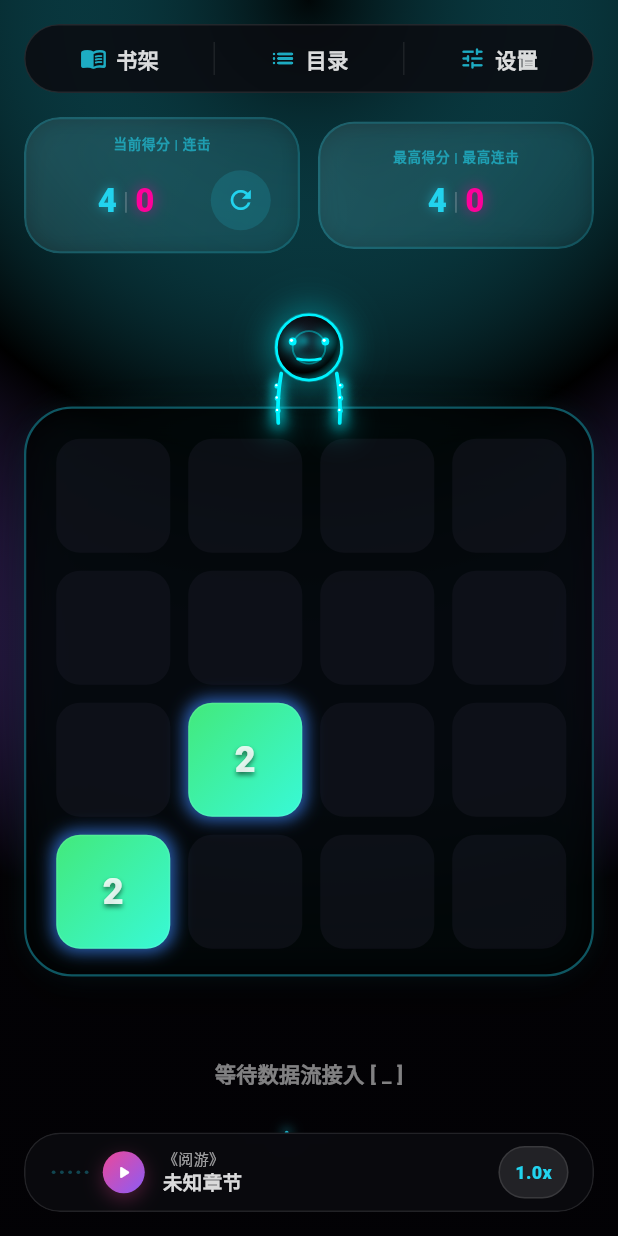
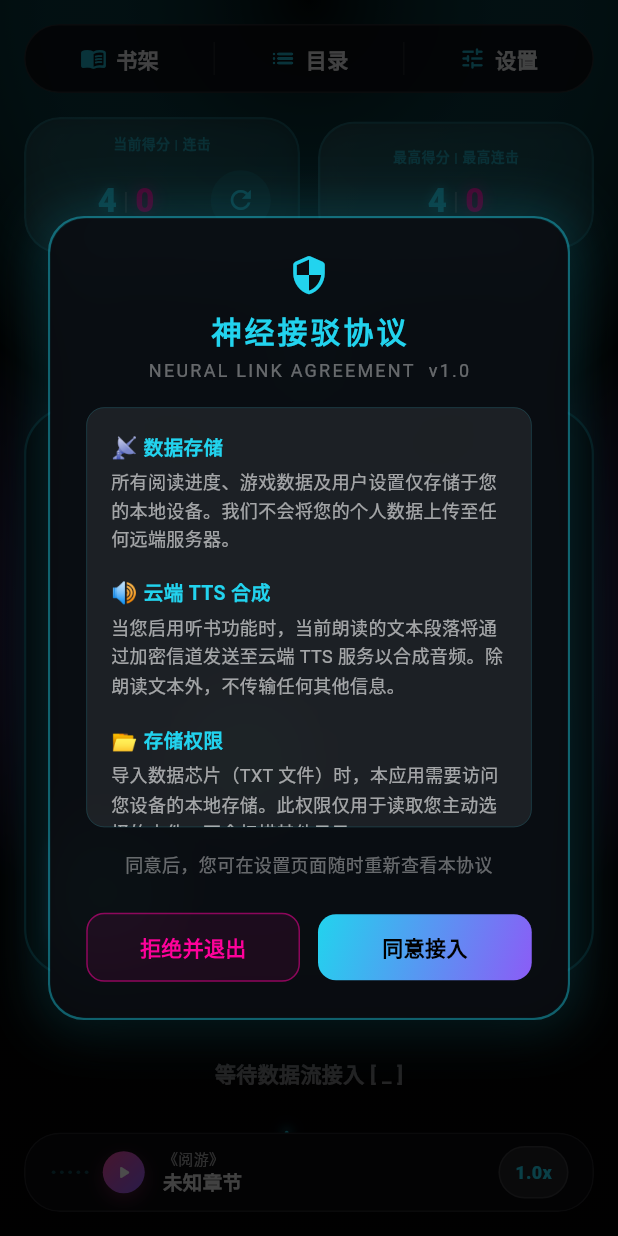
Before and after one commit to srafyhucl-cpu/YueYou, a Flutter app: the screen it shows after launch, on a phone screen of 412 x 824 dp. Run offline on Flutter 3.47's test engine with Material 3 defaults, Android fonts, the phone set to English and light mode, and no system bars; our stand-ins replace audioplayers, file_picker, flutter_tts, rive, shared_preferences, wakelock_plus; missing offline and left inert: fast_gbk; Roboto replaces fonts that are missing (JetBrains Mono).

Commit message:
发版(V1.0商业化发版冲刺): 完成全部P0/P1任务，具备上架应用市场条件
Task 1 - 网络安全与TTS离线降级兜底:
- iOS Info.plist 添加 NSAppTransportSecurity 解除 HTTP 明文限制
- 新增 TtsFallbackEngine 抽象接口 + _FlutterTtsFallbackEngine 生产实现
- _downloadTtsAudio 返回值扩展 useFallback 字段，区分可降级错误类型
- 云端失败时自动切换系统原生 TTS，通过 fallbackNotification 触发赛博 Toast
- TtsErrorListener 新增霓虹青色 SnackBar 展示降级通知

Task 2 - 隐私合规与权限前置拦截:
- StorageService 新增 hasAgreedPrivacy / setHasAgreedPrivacy 持久化方法
- 新建 privacy_agreement_modal.dart：赛博风格隐私协议弹窗，barrierDismissible=false
- main.dart 注入 GlobalKey<NavigatorState> 解决 No MaterialLocalizations 崩溃
- _checkPrivacyAndBootstrap 拦截书籍加载与网络请求至用户同意后
- CyberImportButton 文件选择前展示存储权限前置说明弹窗

Task 3 - 大文件内存硬阻断:
- FileImportService 新增 kMaxFileSizeMb=15 常量与 FileTooLargeException
- importTxtFileStructured 文件路径验证后立即 File.lengthSync 校验
- FileTooLargeException rethrow 穿透至 UI 层展示赛博提示文案

Task 4 - 基础崩溃监控与热更新锚点:
- 新建 lib/core/utils/cyber_logger.dart：FlutterError.onError + PlatformDispatcher 双钩子
- TODO: V1.1 接入 Sentry/Crashlytics 注释占位
- DashboardScreen 新增 initState + _checkAppUpdates 版本检测存根

```diff
--- a/lib/core/database/storage_service.dart
+++ b/lib/core/database/storage_service.dart
@@ -24,6 +24,7 @@ class StorageService {
   static const String _kSettingTtsRate = 'setting_tts_rate';
   static const String _kSettingAmbientVol = 'setting_ambient_vol';
   static const String _kSettingAmbientEnabled = 'setting_ambient_enabled';
+  static const String _kHasAgreedPrivacy = 'has_agreed_privacy';
 
   static SharedPreferences? _prefs;
 
@@ -219,4 +220,9 @@ class StorageService {
       _p.getBool(_kSettingAmbientEnabled) ?? true;
   static Future<void> setSettingAmbientEnabled(bool v) =>
       _p.setBool(_kSettingAmbientEnabled, v);
+
+  // ── 隐私协议同意状态 ──────────────────────────────────────────────────────
+  static bool hasAgreedPrivacy() => _p.getBool(_kHasAgreedPrivacy) ?? false;
+  static Future<void> setHasAgreedPrivacy(bool v) =>
+      _p.setBool(_kHasAgreedPrivacy, v);
 }
--- a/lib/features/dashboard/presentation/dashboard_screen.dart
+++ b/lib/features/dashboard/presentation/dashboard_screen.dart
@@ -27,6 +27,24 @@ class DashboardScreen extends StatefulWidget {
 class _DashboardScreenState extends State<DashboardScreen> {
   /// GlobalKey 持有在 State 层，避免每次 build 重新创建导致组件卸载
   final GlobalKey<BoardMascotState> _mascotKey = GlobalKey<BoardMascotState>();
+
+  @override
+  void initState() {
+    super.initState();
+    // Task 4: 版本更新检测（首帧渲染完毕后执行，不阻塞 UI）
+    WidgetsBinding.instance.addPostFrameCallback((_) => _checkAppUpdates());
+  }
+
+  /// 版本更新检测桩（Update Checker Stub）
+  ///
+  /// TODO: V1.1 实现远端版本比对逻辑：
+  ///   1. GET https://api.yueyou.app/version 获取 JSON {"version": "x.y.z", "forceUpdate": false}
+  ///   2. 与 PackageInfo.fromPlatform().version 比对
+  ///   3. 若有新版本，调用 showCyberConfirmDialog(context, title: '发现新版本', ...) 提示用户
+  ///   4. forceUpdate == true 时禁用取消按钮，强制跳转应用市场
+  Future<void> _checkAppUpdates() async {
+    // TODO: V1.1 接入远端版本检测接口
+  }
 
   void _openLibrary(BuildContext context) {
     showCyberModal(
--- a/lib/features/library/presentation/widgets/cyber_import_button.dart
+++ b/lib/features/library/presentation/widgets/cyber_import_button.dart
@@ -7,6 +7,7 @@ import 'package:yueyou/core/theme/cyber_dimensions.dart';
 import 'package:yueyou/features/library/providers/bookshelf_provider.dart';
 import 'package:yueyou/features/library/services/file_import_service.dart';
 import 'package:yueyou/features/reader/providers/reader_provider.dart';
+import 'package:yueyou/shared/widgets/cyber_confirm_dialog.dart';
 
 class CyberImportButton extends StatefulWidget {
   const CyberImportButton({super.key});
@@ -43,6 +44,15 @@ class _CyberImportButtonState extends State<CyberImportButton> {
                         final ScaffoldMessengerState messenger =
                             ScaffoldMessenger.of(context);
                         try {
+                          final granted = await showCyberConfirmDialog(
+                            context: context,
+                            title: '存储访问授权',
+                            message: '阅游需要读取您的本地存储以解析数据芯片 (TXT 文件)，是否授权？',
+                            confirmText: '授权',
+                            cancelText: '取消',
+                          );
+                          if (!granted) return;
+                          if (!context.mounted) return;
                           final result =
                               await FileImportService.importTxtFileStructured();
                           if (result == null || result.lines.isEmpty) return;
@@ -72,8 +82,11 @@ class _CyberImportButtonState extends State<CyberImportButton> {
                             const SnackBar(content: Text('档案注入成功')),
                           );
                         } catch (error) {
+                          final String msg = error is FileTooLargeException
+                              ? error.toString()
+                              : '导入失败: $error';
                           messenger.showSnackBar(
-                            SnackBar(content: Text('导入失败: $error')),
+                            SnackBar(content: Text(msg)),
                           );
                         }
                       },
--- /dev/null
+++ b/lib/features/settings/presentation/widgets/privacy_agreement_modal.dart
@@ -0,0 +1,258 @@
+import 'dart:io';
+import 'package:flutter/material.dart';
+import 'package:yueyou/core/theme/cyber_colors.dart';
+import 'package:yueyou/core/theme/cyber_dimensions.dart';
+import 'package:yueyou/core/theme/cyber_text_styles.dart';
+import 'package:yueyou/shared/widgets/cyber_modal.dart';
+
+/// 赛博朋克风格隐私协议弹窗
+/// - barrierDismissible: false，强制用户作出选择
+/// - 返回 true 表示同意，用户拒绝时直接退出应用
+Future<bool> showPrivacyAgreementModal(BuildContext context) async {
+  final result = await showCyberModal<bool>(
+    context: context,
+    barrierDismissible: false,
+    child: const _PrivacyAgreementContent(),
+  );
+  return result ?? false;
+}
+
+class _PrivacyAgreementContent extends StatelessWidget {
+  const _PrivacyAgreementContent();
+
+  @override
+  Widget build(BuildContext context) {
+    return Padding(
+      padding: const EdgeInsets.all(CyberDimensions.spacingL),
+      child: Column(
+        mainAxisSize: MainAxisSize.min,
+        children: [
+          // ── 图标 + 标题 ─────────────────────────────────────────
+          const Icon(
+            Icons.security_rounded,
+            color: CyberColors.neonCyan,
+            size: CyberDimensions.iconL,
+          ),
+          const SizedBox(height: CyberDimensions.spacingS),
+          Text(
+            '神经接驳协议',
+            style: CyberTextStyles.screenTitle.copyWith(
+              color: CyberColors.neonCyan,
+              fontSize: 20,
+            ),
+          ),
+          const SizedBox(height: CyberDimensions.spacingXS),
+          Text(
+            'NEURAL LINK AGREEMENT  v1.0',
+            style: CyberTextStyles.caption.copyWith(
+              color: CyberColors.whiteMuted,
+              letterSpacing: 1.5,
+            ),
+          ),
+          const SizedBox(height: CyberDimensions.spacingM),
+
+          // ── 协议正文（可滚动）────────────────────────────────────
+          Container(
+            constraints: const BoxConstraints(maxHeight: 280),
+            decoration: BoxDecoration(
+              color: CyberColors.whiteFaint,
+              borderRadius: BorderRadius.circular(CyberDimensions.radiusS),
+              border: Border.all(
+                color: CyberColors.neonCyan.withOpacity(0.2),
+                width: CyberDimensions.borderThin,
+              ),
+            ),
+            child: const SingleChildScrollView(
+              padding: EdgeInsets.all(CyberDimensions.spacingM),
+              child: Column(
+                crossAxisAlignment: CrossAxisAlignment.start,
+                children: [
+                  _PolicySection(
+                    icon: '📡',
+                    title: '数据存储',
+                    body: '所有阅读进度、游戏数据及用户设置仅存储于您的本地设备。'
+                        '我们不会将您的个人数据上传至任何远端服务器。',
+                  ),
+                  SizedBox(height: CyberDimensions.spacingM),
+                  _PolicySection(
+                    icon: '🔊',
+                    title: '云端 TTS 合成',
+                    body: '当您启用听书功能时，当前朗读的文本段落将通过加密信道发送至'
+                        '云端 TTS 服务以合成音频。除朗读文本外，不传输任何其他信息。',
+                  ),
+                  SizedBox(height: CyberDimensions.spacingM),
+                  _PolicySection(
+                    icon: '📂',
+                    title: '存储权限',
+                    body: '导入数据芯片（TXT 文件）时，本应用需要访问您设备的本地存储。'
+                        '此权限仅用于读取您主动选择的文件，不会扫描其他目录。',
+                  ),
+                  SizedBox(height: CyberDimensions.spacingM),
+                  _PolicySection(
+                    icon: '🛡',
+                    title: '隐私承诺',
+                    body: '• 不采集设备标识符或位置信息\n'
+                        '• 不追踪用户行为或使用习惯\n'
+                        '• 不向任何第三方共享数据\n'
+                        '• 符合《个人信息保护法》及 GDPR',
+                  ),
+                ],
+              ),
+            ),
+          ),
+          const SizedBox(height: CyberDimensions.spacingM),
+
+          // ── 提示 ────────────────────────────────────────────────
+          Text(
+            '同意后，您可在设置页面随时重新查看本协议',
+            textAlign: TextAlign.center,
+            style: CyberTextStyles.caption.copyWith(
+              color: CyberColors.whiteMuted,
+            ),
+          ),
+          const SizedBox(height: CyberDimensions.spacingL),
+
+          // ── 按钮行 ───────────────────────────────────────────────
+          Row(
+            children: [
+              // 拒绝并退出（危险操作，用粉色/红色边框区分）
+              Expanded(
+                child: _DeclineButton(
+                  onTap: () {
+                    Navigator.of(context).pop(false);
+                    Future<void>.delayed(
+                      const Duration(milliseconds: 200),
+                      () => exit(0),
+                    );
+                  },
+                ),
+              ),
+              const SizedBox(width: CyberDimensions.spacingMS),
+              // 同意接入（主按钮）
+              Expanded(
+                child: _AgreeButton(
+                  onTap: () => Navigator.of(context).pop(true),
+                ),
+              ),
+            ],
+          ),
+        ],
+      ),
+    );
+  }
+}
+
+// ── 协议条款单节 ──────────────────────────────────────────────────────────────
+class _PolicySection extends StatelessWidget {
+  final String icon;
+  final String title;
+  final String body;
+
+  const _PolicySection({
+    required this.icon,
+    required this.title,
+    required this.body,
+  });
+
+  @override
+  Widget build(BuildContext context) {
+    return Column(
+      crossAxisAlignment: CrossAxisAlignment.start,
+      children: [
+        Row(
+          children: [
+            Text(icon, style: const TextStyle(fontSize: 14)),
+            const SizedBox(width: CyberDimensions.spacingXS),
+            Text(
+              title,
+              style: const TextStyle(
+                color: CyberColors.neonCyan,
+                fontSize: 13,
+                fontWeight: FontWeight.w700,
+              ),
+            ),
+          ],
+        ),
+        const SizedBox(height: CyberDimensions.spacingXS),
+        Text(
+          body,
+          style: const TextStyle(
+            color: CyberColors.whiteMedium,
+            fontSize: 12,
+            height: 1.55,
+          ),
+        ),
+      ],
+    );
+  }
+}
+
+// ── 拒绝按钮（霓虹粉边框，危险语义）────────────────────────────────────────
+class _DeclineButton extends StatelessWidget {
+  final VoidCallback onTap;
+  const _DeclineButton({required this.onTap});
+
+  @override
+  Widget build(BuildContext context) {
+    return GestureDetector(
+      onTap: onTap,
+      child: Container(
+        padding:
+            const EdgeInsets.symmetric(vertical: CyberDimensions.spacingMS),
+        decoration: BoxDecoration(
+          color: CyberColors.neonPink.withOpacity(0.08),
+          borderRadius: BorderRadius.circular(CyberDimensions.radiusS),
+          border: Border.all(
+            color: CyberColors.neonPink.withOpacity(0.5),
+            width: CyberDimensions.borderNormal,
+          ),
+        ),
+        child: const Center(
+          child: Text(
+            '拒绝并退出',
+            style: TextStyle(
+              color: CyberColors.neonPink,
+              fontSize: 14,
+              fontWeight: FontWeight.w700,
+            ),
+          ),
+        ),
+      ),
+    );
+  }
+}
+
+// ── 同意按钮（霓虹青渐变，主语义）──────────────────────────────────────────
+class _AgreeButton extends StatelessWidget {
+  final VoidCallback onTap;
+  const _AgreeButton({required this.onTap});
+
+  @override
+  Widget build(BuildContext context) {
+    return GestureDetector(
+      onTap: onTap,
+      child: Container(
+        padding:
+            const EdgeInsets.symmetric(vertical: CyberDimensions.spacingMS),
+        decoration: BoxDecoration(
+          gradient: const LinearGradient(
+            colors: [CyberColors.neonCyan, CyberColors.neonPurple],
+            begin: Alignment.topLeft,
+            end: Alignment.bottomRight,
+          ),
+          borderRadius: BorderRadius.circular(CyberDimensions.radiusS),
+        ),
+        child: const Center(
+          child: Text(
+            '同意接入',
+            style: TextStyle(
+              color: CyberColors.background,
+              fontSize: 14,
+              fontWeight: FontWeight.w900,
+            ),
+          ),
+        ),
+      ),
+    );
+  }
+}
--- a/lib/main.dart
+++ b/lib/main.dart
@@ -1,7 +1,10 @@
+import 'dart:ui';
 import 'package:flutter/material.dart';
 import 'package:provider/provider.dart';
 import 'core/database/storage_service.dart';
 import 'core/theme/cyber_colors.dart';
+import 'core/utils/cyber_logger.dart';
+import 'features/settings/presentation/widgets/privacy_agreement_modal.dart';
 import 'features/audio/services/sfx_service.dart';
 import 'features/dashboard/presentation/dashboard_screen.dart';
 import 'features/game_2048/providers/game_provider.dart';
@@ -14,6 +17,11 @@ import 'widgets/tts_error_listener.dart';
 
 Future<void> main() async {
   WidgetsFlutterBinding.ensureInitialized();
+
+  // 全局错误捕获锚点（Task 4）
+  FlutterError.onError = CyberLogger.recordFlutterError;
+  PlatformDispatcher.instance.onError = CyberLogger.recordPlatformError;
+
   // 启动前初始化持久化层与音效引擎
   await StorageService.init();
   await SfxService.init();
@@ -128,11 +136,29 @@ class _Bootstrapper extends StatefulWidget {
 
 class _BootstrapperState extends State<_Bootstrapper> {
   bool _booted = false;
+  final GlobalKey<NavigatorState> _navigatorKey = GlobalKey<NavigatorState>();
 
   @override
   void initState() {
     super.initState();
-    WidgetsBinding.instance.addPostFrameCallback((_) => _bootstrap());
+    WidgetsBinding.instance
+        .addPostFrameCallback((_) => _checkPrivacyAndBootstrap());
+  }
+
+  Future<void> _checkPrivacyAndBootstrap() async {
+    if (!mounted) return;
+    if (!StorageService.hasAgreedPrivacy()) {
+      final navContext = _navigatorKey.currentContext;
+      if (navContext == null) return;
+      final agreed = await showPrivacyAgreementModal(navContext);
+      if (!mounted) return;
+      if (agreed) {
+        await StorageService.setHasAgreedPrivacy(true);
+      } else {
+        return;
+      }
+    }
+    await _bootstrap();
   }
 
   Future<void> _bootstrap() async {
@@ -166,6 +192,7 @@ class _BootstrapperState extends State<_Bootstrapper> {
   @override
   Widget build(BuildContext context) {
     return MaterialApp(
+      navigatorKey: _navigatorKey,
       title: '阅游 YueYou',
       debugShowCheckedModeBanner: false,
       theme: ThemeData(
```
Also changed, not shown: lib/core/utils/cyber_logger.dart (added, +49 -0 lines), lib/features/audio/services/tts_engine_service.dart (+108 -9 lines), lib/features/library/services/file_import_service.dart (+20 -0 lines), lib/widgets/tts_error_listener.dart (+40 -1 lines), 3 other files.
